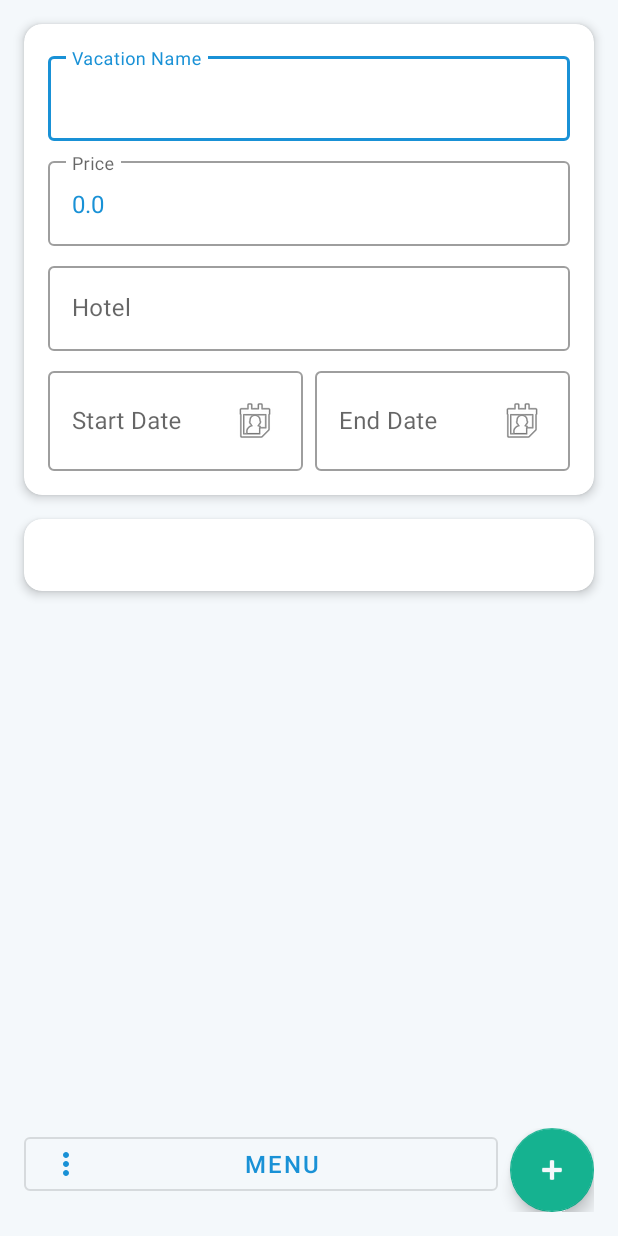
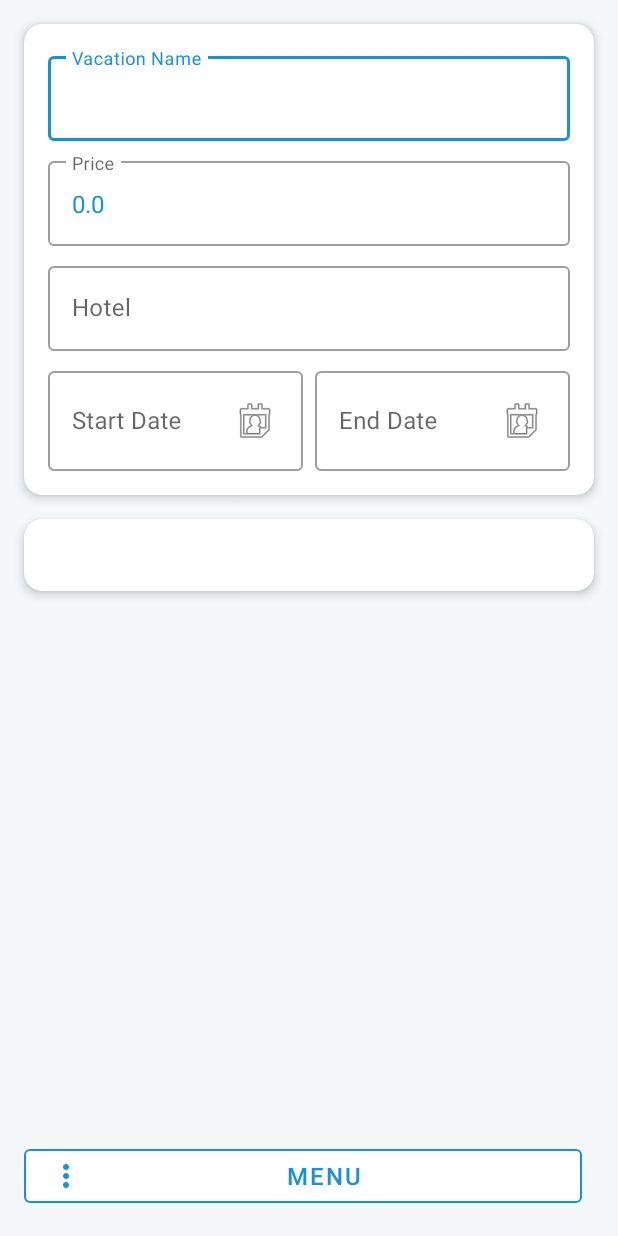
Before and after one commit to codebymarshall/mobile-app, an Android app: the VacationDetails screen opened directly, with no data from a screen before it, on a phone screen of 412 x 824 dp. Run offline under Robolectric (Android 15) with nearby library versions, the phone set to English and light mode, and no system bars; our stand-ins replace Room's generated code.

Commit message:
meu fixed

```diff
--- a/app/src/main/res/layout/activity_vacation_details.xml
+++ b/app/src/main/res/layout/activity_vacation_details.xml
@@ -198,14 +198,10 @@
             android:layout_marginEnd="8dp"
             android:text="Menu"
             app:icon="@drawable/ic_menu_more"
+            app:strokeColor="@color/Primary"
+            app:backgroundTint="?attr/colorSurface"
+            android:textColor="@color/Primary"
             style="@style/Widget.MaterialComponents.Button.OutlinedButton"/>
-
-        <com.google.android.material.floatingactionbutton.FloatingActionButton
-            android:id="@+id/floatingActionButton2"
-            android:layout_width="wrap_content"
-            android:layout_height="wrap_content"
-            android:clickable="true"
-            app:srcCompat="@android:drawable/ic_input_add"/>
 
     </LinearLayout>
 
```
